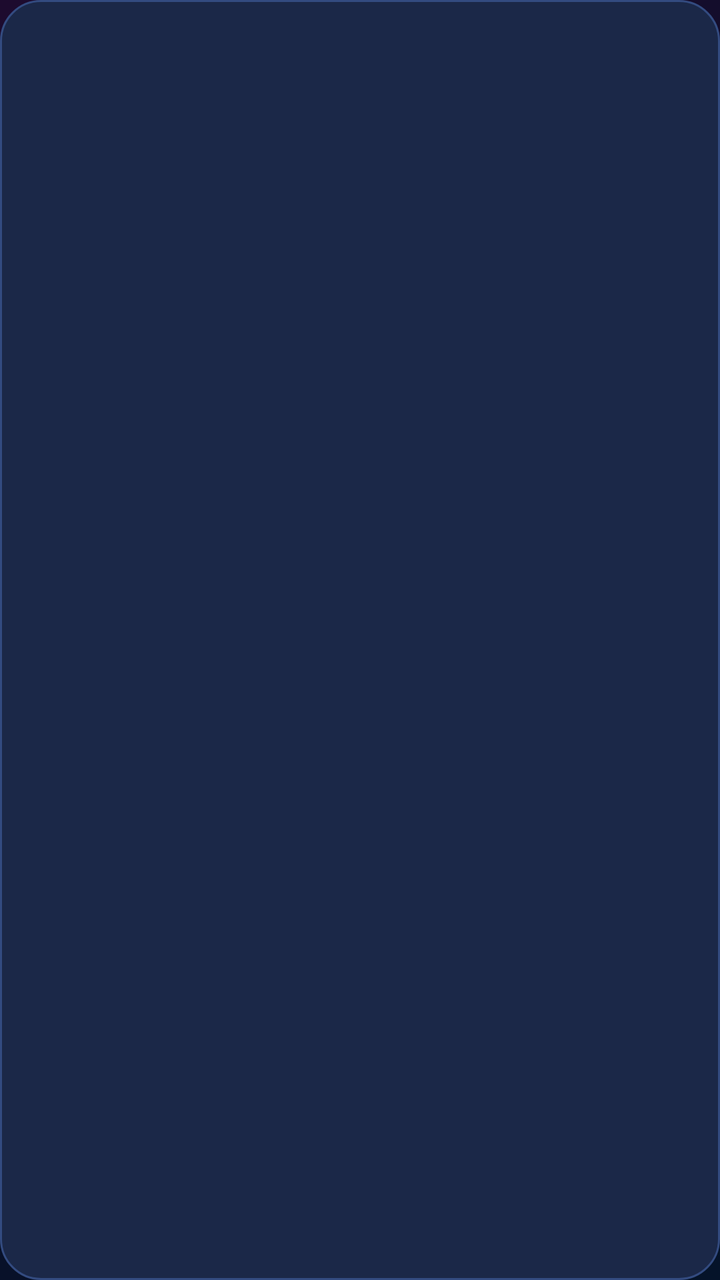
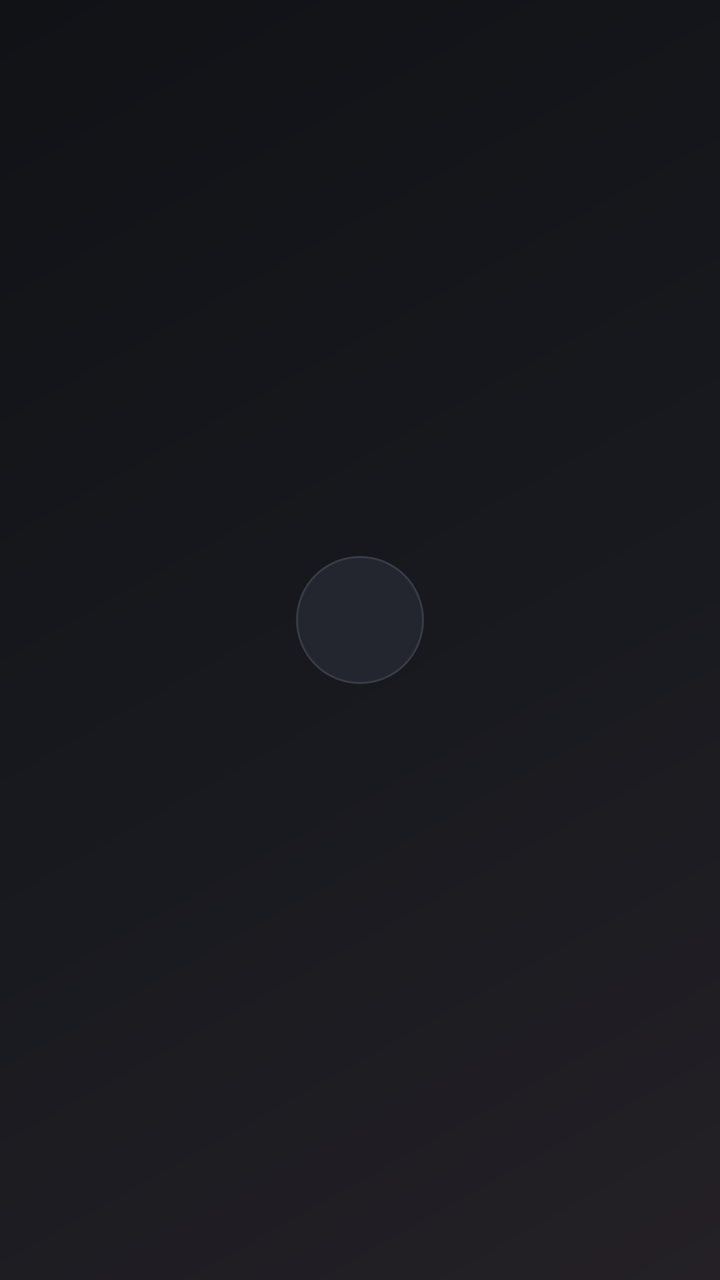

An Android layout rendered at two revisions. The XML below is the earlier revision; the diff shows what the commit changed to produce the second picture.
<!-- AndroidManifest.xml: application theme Theme.CinemaHome -->
<!-- res/layout/item_app_grid.xml -->
<?xml version="1.0" encoding="utf-8"?>
<LinearLayout xmlns:android="http://schemas.android.com/apk/res/android"
    android:layout_width="match_parent"
    android:layout_height="112dp"
    android:layout_margin="8dp"
    android:background="@drawable/bg_dock_item"
    android:focusable="true"
    android:gravity="center"
    android:orientation="vertical"
    android:padding="12dp">

    <ImageView
        android:id="@+id/ivAppIcon"
        android:layout_width="48dp"
        android:layout_height="48dp"
        android:scaleType="fitCenter" />

    <TextView
        android:id="@+id/tvAppName"
        android:layout_width="match_parent"
        android:layout_height="wrap_content"
        android:layout_marginTop="8dp"
        android:ellipsize="end"
        android:gravity="center"
        android:maxLines="1"
        android:textColor="#FFFFFF"
        android:textSize="13sp"
        android:textStyle="bold" />
</LinearLayout>
<!-- resources referenced by this layout -->
<resources>
  <!-- drawable bg_dock_item (drawable) -->
  <?xml version="1.0" encoding="utf-8"?>
  <selector xmlns:android="http://schemas.android.com/apk/res/android">
      <item android:state_focused="true">
          <shape android:shape="rectangle">
              <solid android:color="#1D355E" />
              <stroke android:width="3dp" android:color="#00F0FF" />
              <corners android:radius="22dp" />
          </shape>
      </item>
      <item>
          <shape android:shape="rectangle">
              <solid android:color="#1B2848" />
              <stroke android:width="1dp" android:color="#334B80" />
              <corners android:radius="20dp" />
          </shape>
      </item>
  </selector>
  <style name="Theme.CinemaHome" parent="Theme.MaterialComponents.DayNight.NoActionBar">
          <item name="android:windowFullscreen">true</item>
          <item name="android:windowBackground">@drawable/bg_main_gradient</item>
          <item name="colorPrimary">#00D4FF</item>
          <item name="colorAccent">#A855F7</item>
      </style>
  <!-- drawable bg_main_gradient (drawable) -->
  <?xml version="1.0" encoding="utf-8"?>
  <shape xmlns:android="http://schemas.android.com/apk/res/android">
      <gradient
          android:angle="135"
          android:startColor="#051329"
          android:centerColor="#0B0F29"
          android:endColor="#1D0B2E"
          android:type="linear" />
  </shape>
</resources>

<!-- the commit's change to res/layout/item_app_grid.xml (unified diff, before → after) -->
@@ -1,29 +1,36 @@
 <?xml version="1.0" encoding="utf-8"?>
 <LinearLayout xmlns:android="http://schemas.android.com/apk/res/android"
     android:layout_width="match_parent"
-    android:layout_height="112dp"
-    android:layout_margin="8dp"
-    android:background="@drawable/bg_dock_item"
+    android:layout_height="94dp"
+    android:layout_margin="6dp"
+    android:clipChildren="false"
+    android:clipToPadding="false"
     android:focusable="true"
     android:gravity="center"
-    android:orientation="vertical"
-    android:padding="12dp">
+    android:orientation="vertical">
 
-    <ImageView
-        android:id="@+id/ivAppIcon"
-        android:layout_width="48dp"
-        android:layout_height="48dp"
-        android:scaleType="fitCenter" />
+    <FrameLayout
+        android:id="@+id/circleFrame"
+        android:layout_width="64dp"
+        android:layout_height="64dp"
+        android:background="@drawable/bg_gtv_circle_app"
+        android:padding="13dp">
+
+        <ImageView
+            android:id="@+id/ivAppIcon"
+            android:layout_width="match_parent"
+            android:layout_height="match_parent"
+            android:scaleType="fitCenter" />
+    </FrameLayout>
 
     <TextView
         android:id="@+id/tvAppName"
         android:layout_width="match_parent"
         android:layout_height="wrap_content"
-        android:layout_marginTop="8dp"
+        android:layout_marginTop="5dp"
         android:ellipsize="end"
         android:gravity="center"
         android:maxLines="1"
-        android:textColor="#FFFFFF"
-        android:textSize="13sp"
-        android:textStyle="bold" />
+        android:textColor="#E8EAED"
+        android:textSize="11sp" />
 </LinearLayout>
<!-- resource entries referenced after the edit -->
@@ -1,37 +1,35 @@
 <!-- resources referenced by this layout -->
 <resources>
-  <!-- drawable bg_dock_item (drawable) -->
+  <!-- drawable bg_gtv_circle_app (drawable) -->
   <?xml version="1.0" encoding="utf-8"?>
   <selector xmlns:android="http://schemas.android.com/apk/res/android">
       <item android:state_focused="true">
-          <shape android:shape="rectangle">
-              <solid android:color="#1D355E" />
-              <stroke android:width="3dp" android:color="#00F0FF" />
-              <corners android:radius="22dp" />
+          <shape android:shape="oval">
+              <solid android:color="#30343D" />
+              <stroke android:width="3dp" android:color="#FFFFFF" />
           </shape>
       </item>
       <item>
-          <shape android:shape="rectangle">
-              <solid android:color="#1B2848" />
-              <stroke android:width="1dp" android:color="#334B80" />
-              <corners android:radius="20dp" />
+          <shape android:shape="oval">
+              <solid android:color="#23262E" />
+              <stroke android:width="1dp" android:color="#383C47" />
           </shape>
       </item>
   </selector>
   <style name="Theme.CinemaHome" parent="Theme.MaterialComponents.DayNight.NoActionBar">
           <item name="android:windowFullscreen">true</item>
-          <item name="android:windowBackground">@drawable/bg_main_gradient</item>
-          <item name="colorPrimary">#00D4FF</item>
-          <item name="colorAccent">#A855F7</item>
+          <item name="android:windowBackground">@drawable/bg_gtv_ambient</item>
+          <item name="colorPrimary">#E8EAED</item>
+          <item name="colorAccent">#8AB4F8</item>
       </style>
-  <!-- drawable bg_main_gradient (drawable) -->
+  <!-- drawable bg_gtv_ambient (drawable) -->
   <?xml version="1.0" encoding="utf-8"?>
   <shape xmlns:android="http://schemas.android.com/apk/res/android">
       <gradient
           android:angle="135"
-          android:startColor="#051329"
-          android:centerColor="#0B0F29"
-          android:endColor="#1D0B2E"
+          android:startColor="#242026"
+          android:centerColor="#17191E"
+          android:endColor="#101216"
           android:type="linear" />
   </shape>
 </resources>
